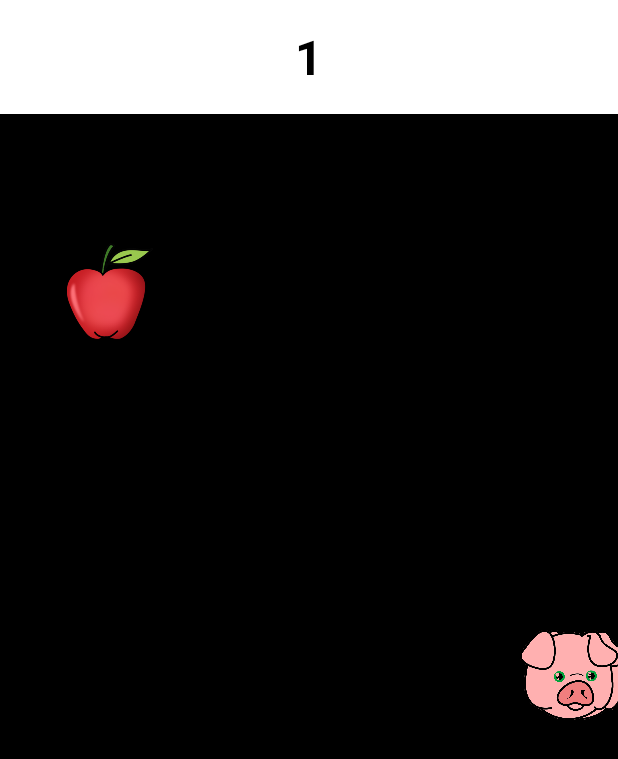
After one commit to MariusLD/PROJETPROGM, an Android app built with Jetpack Compose: the SnakeWithoutSnake screen opened directly, with no data from a screen before it, on a phone screen of 412 x 824 dp. The commit adds this screen. Shown: the top 759 px of the screen. Run offline under Robolectric (Android 15) with nearby library versions, the phone set to English and light mode, and no system bars.

Commit message:
V1 PigSnake

```diff
--- /dev/null
+++ b/app/src/main/java/com/example/progmprojet/SnakeWithoutSnake.kt
@@ -0,0 +1,168 @@
+package com.example.progmprojet
+
+import android.annotation.SuppressLint
+import android.content.Context
+import android.hardware.Sensor
+import android.hardware.SensorEvent
+import android.hardware.SensorEventListener
+import android.hardware.SensorManager
+import androidx.appcompat.app.AppCompatActivity
+import android.os.Bundle
+import android.os.Handler
+import android.view.ViewGroup
+import android.widget.ImageView
+import android.widget.RelativeLayout
+import android.widget.TextView
+import androidx.core.content.ContextCompat
+import java.util.*
+import kotlin.math.pow
+import kotlin.math.sqrt
+
+class SnakeWithoutSnake : AppCompatActivity() {
+    override fun onCreate(savedInstanceState: Bundle?) {
+        super.onCreate(savedInstanceState)
+        setContentView(R.layout.activity_snake_without_snake)
+        val score = findViewById<TextView>(R.id.score)
+        val map = findViewById<RelativeLayout>(R.id.board)
+        val food = ImageView(this)
+        val pig = ImageView(this)
+        val tracking = mutableListOf(pig)
+        var delayMillis = 100
+        var currentDirection = "right"
+        var handler = Handler()
+        pig.setImageDrawable(ContextCompat.getDrawable(this, R.drawable.pig))
+        pig.layoutParams = ViewGroup.LayoutParams(
+            100,
+            100
+        )
+        map.addView(pig)
+        tracking.add(pig)
+        var snakeX = pig.x
+        var snakeY = pig.y
+
+        food.setImageDrawable(ContextCompat.getDrawable(this, R.drawable.apple))
+        food.layoutParams = ViewGroup.LayoutParams(
+            100,
+            100
+        )
+        map.addView(food)
+        val random = Random()
+        val randomX = random.nextInt(801) - 400
+        val randomY = random.nextInt(801) - 400
+        food.x = randomX.toFloat()
+        food.y = randomY.toFloat()
+
+        fun checkFoodCollision() {
+            val distanceThreshold = 50
+
+            val distance = sqrt((pig.x - food.x).pow(2) + (pig.y - food.y).pow(2))
+
+            if (distance < distanceThreshold) {
+
+                // On aggrandit le cochon
+                val newPig = ImageView(this)
+                newPig.setImageResource(R.drawable.pig)
+                newPig.layoutParams = ViewGroup.LayoutParams(
+                    100,
+                    100
+                )
+                map.addView(newPig)
+                tracking.add(newPig)
+
+                // On génère alors une nouvelle pomme
+                val randomX = random.nextInt(801) - 100
+                val randomY = random.nextInt(801) - 100
+                food.x = randomX.toFloat()
+                food.y = randomY.toFloat()
+                delayMillis--
+                var scoreInt: Int = score.text.toString().toInt()
+                scoreInt+=1
+                score.text = scoreInt.toString()
+            }
+        }
+
+        val runnable = object : Runnable {
+            override fun run() {
+                // On update la position du corps, sauf la tête évidemment
+                for (i in tracking.size - 1 downTo 1) {
+                    tracking[i].x = tracking[i - 1].x
+                    tracking[i].y = tracking[i - 1].y
+                }
+
+                when (currentDirection) {
+                    "up" -> {
+                        snakeY -= 10
+                        if (snakeY > map.top) {
+                            snakeY = map.top.toFloat()
+                            currentDirection = "pause"
+                            println("Game Over")
+                        }
+                        pig.translationY = snakeY
+                    }
+                    "down" -> {
+                        snakeY += 10
+                        println(snakeX)
+                        if (snakeY < map.bottom) {
+                            snakeY = map.bottom.toFloat()
+                            currentDirection = "pause"
+                            println("Game Over")
+                        }
+                        pig.translationY = snakeY
+                    }
+                    //Quand on penche le portable à droite, il va à gauche, et snakeX va dans les négatifs
+                    "left" -> {
+                        snakeX -= 10
+                        println(snakeX)
+                        if (snakeX > map.right) {
+                            snakeX = map.right.toFloat()
+                            currentDirection = "pause"
+                            println("Game Over")
+                        }
+                        pig.translationX = snakeX
+                    }
+                    "right" -> {
+                        snakeX += 10
+                        if (snakeX < map.left) {
+                            snakeX = map.left.toFloat()
+                            currentDirection = "pause"
+                            println("Game Over")
+                        }
+                        pig.translationX = snakeX
+                    }
+
+                    "pause" -> {
+                        snakeX += 0
+                        pig.translationX = snakeX
+                    }
+                }
+                checkFoodCollision()
+                handler.postDelayed(this, delayMillis.toLong())
+            }
+        }
+        handler.postDelayed(runnable, delayMillis.toLong())
+
+        var sm = getSystemService(Context.SENSOR_SERVICE) as SensorManager
+        var mySensor = sm.getDefaultSensor(Sensor.TYPE_ACCELEROMETER)
+        var se = object : SensorEventListener {
+            override fun onSensorChanged(event: SensorEvent?) {
+                val x = event?.values?.get(0) ?: 0f
+                val y = event?.values?.get(1) ?: 0f
+
+                // Déterminer la direction en fonction des valeurs de l'accéléromètre
+                // Inclinaison vers la gauche
+                if (x < -2) {
+                    currentDirection = "left"
+                } else if (x > 2) { // Inclinaison vers la droite
+                    currentDirection = "right"
+                } else if (y < -2) { // Inclinaison vers l'avant
+                    currentDirection = "up"
+                } else if (y > 2) { // Inclinaison vers soi
+                    currentDirection = "down"
+                }
+            }
+            override fun onAccuracyChanged(sensor: Sensor?, accuracy: Int) {
+            }
+        }
+        sm.registerListener(se, mySensor, SensorManager.SENSOR_DELAY_NORMAL)
+    }
+}
--- /dev/null
+++ b/app/src/main/res/layout/activity_snake_without_snake.xml
@@ -0,0 +1,27 @@
+<?xml version="1.0" encoding="utf-8"?>
+<LinearLayout xmlns:android="http://schemas.android.com/apk/res/android"
+xmlns:app="http://schemas.android.com/apk/res-auto"
+xmlns:tools="http://schemas.android.com/tools"
+android:layout_width="match_parent"
+android:layout_height="match_parent"
+android:orientation="vertical">
+
+    <TextView
+        android:id="@+id/score"
+        android:layout_width="match_parent"
+        android:layout_height="76dp"
+        android:gravity="center"
+        android:text="0"
+        android:textColor="#000000"
+        android:textSize="32sp"
+        android:textStyle="bold" />
+
+    <RelativeLayout
+        android:id="@+id/board"
+        android:layout_width="match_parent"
+        android:layout_height="match_parent"
+        android:background="@color/black"
+        android:gravity="center"
+        tools:ignore="MissingConstraints">
+    </RelativeLayout>
+</LinearLayout>
--- a/app/src/main/res/values/colors.xml
+++ b/app/src/main/res/values/colors.xml
@@ -9,4 +9,6 @@
     <color name="teal_700">#FF018786</color>
     <color name="black">#FF000000</color>
     <color name="white">#FFFFFFFF</color>
+    <color name="red">#FD0000</color>
+    <color name="green">#3AFF0E</color>
 </resources>
```
Also changed, not shown: app/src/main/AndroidManifest.xml (+6 -1 lines), app/src/main/res/drawable/apple.png (added), app/src/main/res/drawable/pig.png (added).
